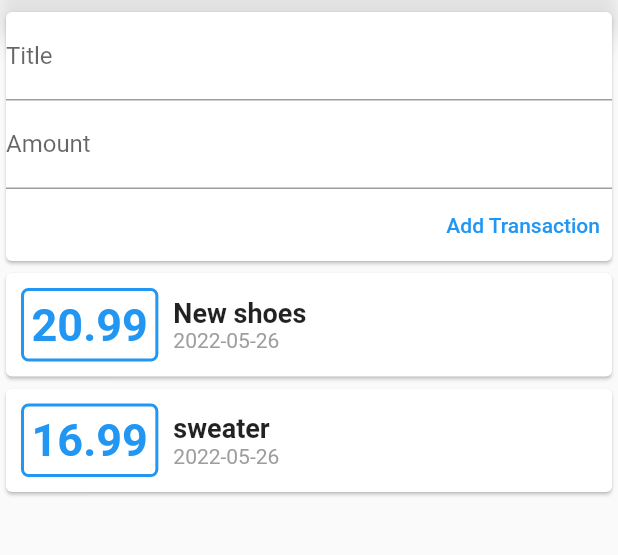
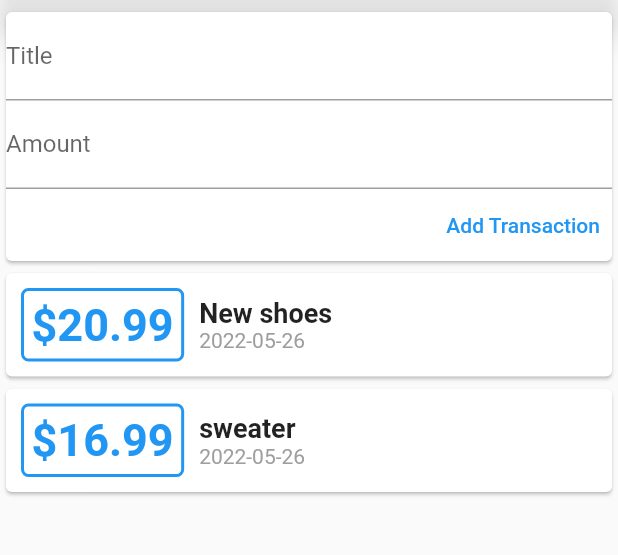
Before and after one commit to msarifin29/expense_app, a Flutter app: the screen it shows after launch, after a tap on "Add Transaction", on a phone screen of 412 x 824 dp, the part 114-669 px from its top. Run offline on Flutter 3.47's test engine with Material 2 defaults, Android fonts, the phone set to English and light mode, and no system bars.

Commit message:
menambahkan konfigurasi

```diff
--- a/lib/widgets/list_transaction.dart
+++ b/lib/widgets/list_transaction.dart
@@ -22,7 +22,7 @@ class ListTransaction extends StatelessWidget {
                               border: Border.all(width: 2, color: Colors.blue),
                               borderRadius: BorderRadius.circular(5)),
                           child: Text(
-                            transactions[index].amount.toString(),
+                            '\$${transactions[index].amount.toStringAsFixed(2)}',
                             style: const TextStyle(
                                 fontSize: 30,
                                 fontWeight: FontWeight.bold,
--- a/lib/widgets/new_transaction.dart
+++ b/lib/widgets/new_transaction.dart
@@ -2,27 +2,38 @@ import 'package:flutter/material.dart';
 import '../models/transaction.dart';
 
 class NewTransaction extends StatelessWidget {
-  const NewTransaction({Key? key, required this.addNewTx}) : super(key: key);
+  NewTransaction({Key? key, required this.addNewTx}) : super(key: key);
   final Function addNewTx;
+
+  final titleController = TextEditingController();
+  final amountController = TextEditingController();
+  void addNewTransaction() {
+    final inputTitle = titleController.text;
+    final inputAmount = double.parse(amountController.text);
+
+    if (inputTitle.isEmpty || inputAmount <= 0) {
+      return;
+    }
+    addNewTx(inputTitle, inputAmount);
+  }
 
   @override
   Widget build(BuildContext context) {
-    TextEditingController titleController = TextEditingController();
-    TextEditingController amountController = TextEditingController();
     return Card(
       child: Column(crossAxisAlignment: CrossAxisAlignment.end, children: [
         TextField(
           decoration: InputDecoration(label: Text('Title')),
+          keyboardType: TextInputType.text,
           controller: titleController,
+          onSubmitted: (val) => addNewTransaction,
         ),
         TextField(
           decoration: InputDecoration(label: Text('Amount')),
+          keyboardType: TextInputType.number,
           controller: amountController,
+          onSubmitted: (val) => addNewTransaction,
         ),
-        TextButton(
-            onPressed: () => addNewTx(
-                titleController.text, double.parse(amountController.text)),
-            child: Text('Add Transaction'))
+        TextButton(onPressed: addNewTransaction, child: Text('Add Transaction'))
       ]),
     );
   }
```
